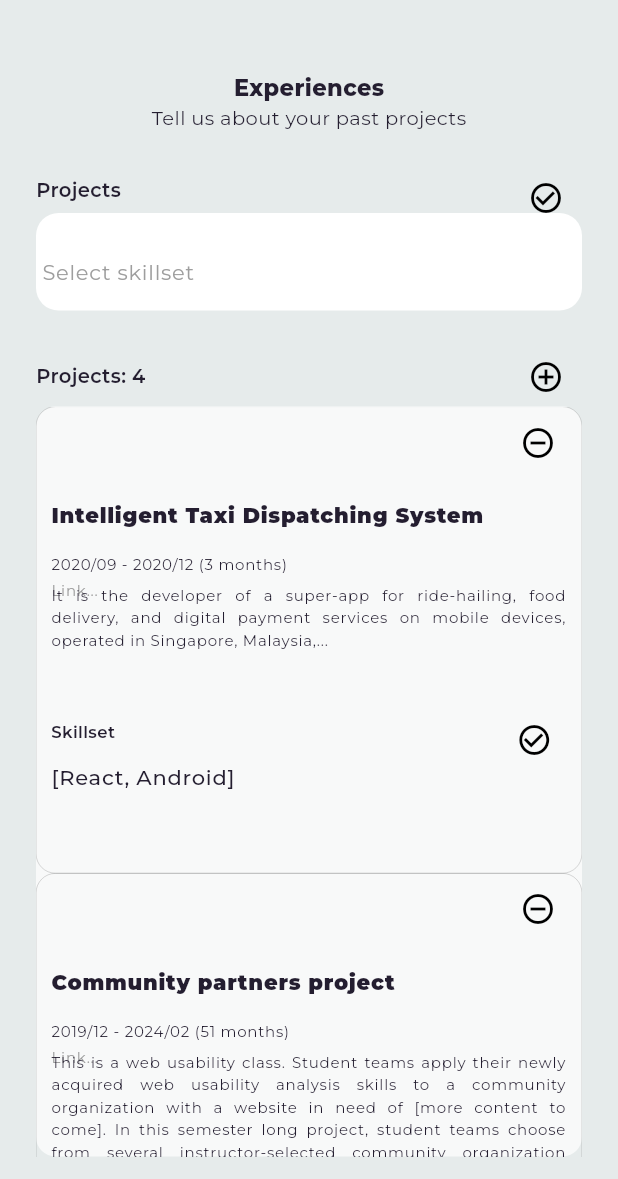
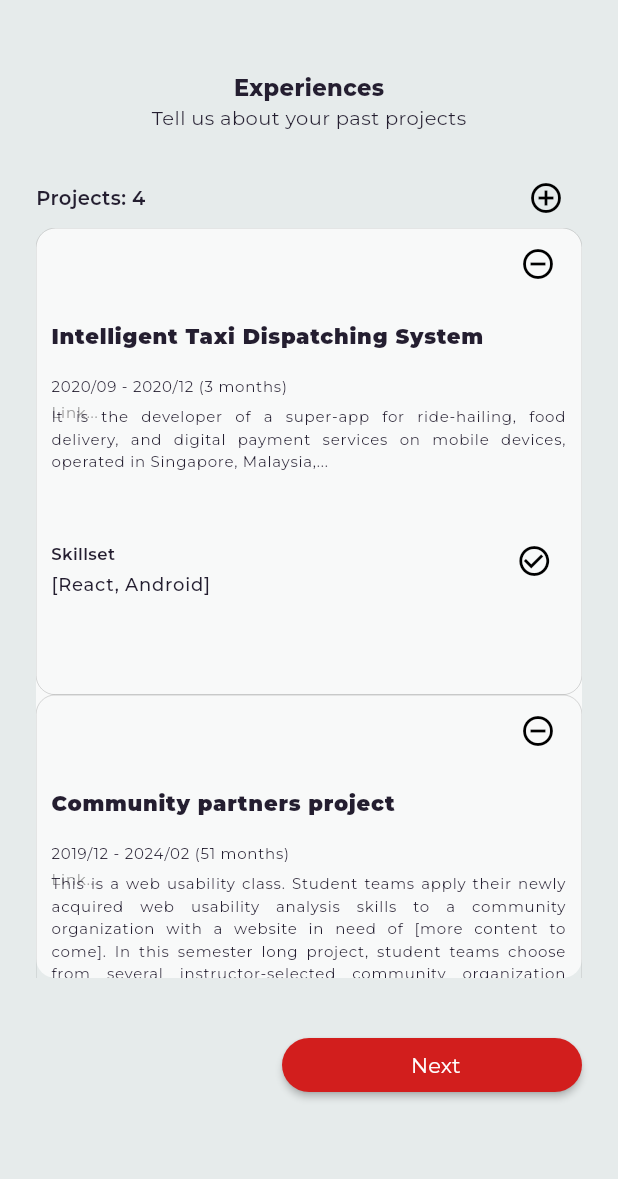
Before and after one commit to bebaoboy/advancedmobiledev_studenthub_20127600_20127004_20127171, a Flutter app: the ProfileStudentStep2Screen screen opened directly, on a phone screen of 412 x 824 dp, the part 57-1236 px from its top. Run offline on Flutter 3.47's test engine with Material 3 defaults, Android fonts, the phone set to English and light mode, and no system bars; drawn by our look-alikes of auto_size_text; our stand-ins replace animated_custom_dropdown, another_flushbar, dio, event_bus, file_picker, firebase_analytics and 11 more; missing offline and left inert: file_previewer, material_dialog, tree_view_flutter, xxtea; accounts and stored records are empty; generated files the repository leaves out were written again.

Commit message:
some ui and color change

```diff
--- a/assets/lang/en.json
+++ b/assets/lang/en.json
@@ -78,6 +78,8 @@
   "profile_project_link": "Link",
   "profile_cv": "Resume/CV (*)",
   "profile_transcript": "Transcript (*)",
+  "profile_transcript_add": "Add transcript",
+  "profile_cv_add": "Add CV",
   "profile_end": "-----------------------------------------------------------------------------------",
 
   "exception_test": "Throw Test Exception",
--- a/assets/lang/vi.json
+++ b/assets/lang/vi.json
@@ -76,6 +76,8 @@
   "profile_project_link": "Link",
   "profile_cv": "Resume/CV (*)",
   "profile_transcript": "Bảng điểm (*)",
+  "profile_transcript_add": "Thêm bảng điểm",
+  "profile_cv_add": "Thêm CV",
   "profile_end": "-----------------------------------------------------------------------------------",
   "exception_test": "Thử gửi Exception",
   "home_start": "Below are list of strings for home",
--- a/lib/constants/app_theme.dart
+++ b/lib/constants/app_theme.dart
@@ -77,7 +77,7 @@ class AppThemeData {
 
   static const ColorScheme darkColorScheme = ColorScheme(
     primary: Color(0xFFFF8383),
-    primaryContainer: Color(0xFF1CDEC9),
+    primaryContainer: Color.fromARGB(255, 222, 132, 28),
     secondary: Color(0xFF4D1F7C),
     secondaryContainer: Color(0xFF451B6F),
     background: Color(0xFF241E30),
--- a/lib/presentation/profile/profile_student_step2.dart
+++ b/lib/presentation/profile/profile_student_step2.dart
@@ -11,16 +11,12 @@ import 'package:boilerplate/core/widgets/rounded_button_widget.dart';
 import 'package:boilerplate/core/widgets/textfield_widget.dart';
 import 'package:boilerplate/data/sharedpref/constants/preferences.dart';
 import 'package:boilerplate/presentation/home/loading_screen.dart';
-import 'package:boilerplate/presentation/home/store/theme/theme_store.dart';
 import 'package:boilerplate/presentation/login/store/login_store.dart';
 import 'package:boilerplate/utils/classes.dart';
 import 'package:boilerplate/utils/locale/app_localization.dart';
 import 'package:boilerplate/utils/routes/custom_page_route.dart';
 import 'package:boilerplate/utils/routes/routes.dart';
-import 'package:flutter/cupertino.dart';
-import 'package:flutter/gestures.dart';
 import 'package:flutter/material.dart';
-import 'package:flutter/widgets.dart';
 import 'package:flutter_mobx/flutter_mobx.dart';
 import 'package:intl/intl.dart';
 import 'package:shared_preferences/shared_preferences.dart';
@@ -95,45 +91,45 @@ class SearchDropdown extends StatelessWidget {
 }
 
 const mockSkillsets = <Skill>[
-  Skill('JavaScript', '',
+  Skill('JavaScript', "Fake description",
       'https://d2gg9evh47fn9z.cloudfront.net/800px_COLOURBOX4057996.jpg'),
-  Skill('iOS Development', '',
+  Skill('iOS Development', "Fake description",
       'https://d2gg9evh47fn9z.cloudfront.net/800px_colourbox4057996.jpg'),
-  Skill('C', '',
+  Skill('C', "Fake description",
       'https://d2gg9evh47fn9z.cloudfront.net/800px_colourbox4057996.jpg'),
-  Skill('Java', '',
+  Skill('Java', "Fake description",
       'https://upload.wikimedia.org/wikipedia/commons/7/7c/Profile_avatar_placeholder_large.png'),
-  Skill('C++', '',
+  Skill('C++', "Fake description",
       'https://d2gg9evh47fn9z.cloudfront.net/800px_colourbox4057996.jpg'),
-  Skill('Kubernetes', '',
+  Skill('Kubernetes', "Fake description",
       'https://d2gg9evh47fn9z.cloudfront.net/800px_COLOURBOX4057996.jpg'),
-  Skill('PostgreSQL', '',
+  Skill('PostgreSQL', "Fake description",
       'https://upload.wikimedia.org/wikipedia/commons/7/7c/Profile_avatar_placeholder_large.png'),
-  Skill('Redis', '',
+  Skill('Redis', "Fake description",
       'https://d2gg9evh47fn9z.cloudfront.net/800px_colourbox4057996.jpg'),
-  Skill('Android', '',
+  Skill('Android', "Fake description",
       'https://d2gg9evh47fn9z.cloudfront.net/800px_COLOURBOX4057996.jpg'),
-  Skill('Node.js', '',
+  Skill('Node.js', "Fake description",
       'https://d2gg9evh47fn9z.cloudfront.net/800px_colourbox4057996.jpg'),
-  Skill('Objective-C', '',
+  Skill('Objective-C', "Fake description",
       'https://d2gg9evh47fn9z.cloudfront.net/800px_colourbox4057996.jpg'),
-  Skill('React Native', '',
+  Skill('React Native', "Fake description",
       'https://d2gg9evh47fn9z.cloudfront.net/800px_colourbox4057996.jpg'),
-  Skill('Video', '',
+  Skill('Video', "Fake description",
       'https://d2gg9evh47fn9z.cloudfront.net/800px_COLOURBOX4057996.jpg'),
-  Skill('Microservices', '',
+  Skill('Microservices', "Fake description",
       'https://upload.wikimedia.org/wikipedia/commons/7/7c/Profile_avatar_placeholder_large.png'),
-  Skill('Socket', '',
+  Skill('Socket', "Fake description",
       'https://upload.wikimedia.org/wikipedia/commons/7/7c/Profile_avatar_placeholder_large.png'),
-  Skill('AWS', '',
+  Skill('AWS', "Fake description",
       'https://d2gg9evh47fn9z.cloudfront.net/800px_COLOURBOX4057996.jpg'),
-  Skill('React', '',
+  Skill('React', "Fake description",
       'https://d2gg9evh47fn9z.cloudfront.net/800px_COLOURBOX4057996.jpg'),
-  Skill('Git', '',
+  Skill('Git', "Fake description",
       'https://d2gg9evh47fn9z.cloudfront.net/800px_COLOURBOX4057996.jpg'),
-  Skill('SQL', '',
+  Skill('SQL', "Fake description",
       'https://d2gg9evh47fn9z.cloudfront.net/800px_COLOURBOX4057996.jpg'),
-  Skill('WebScrape', '',
+  Skill('WebScrape', "Fake description",
       'https://d2gg9evh47fn9z.cloudfront.net/800px_COLOURBOX4057996.jpg'),
 ];
 
@@ -149,7 +145,7 @@ class _ProfileStudentStep2ScreenState extends State<ProfileStudentStep2Screen> {
   TextEditingController _passwordController = TextEditingController();
 
   //stores:---------------------------------------------------------------------
-  final ThemeStore _themeStore = getIt<ThemeStore>();
+  // final ThemeStore _themeStore = getIt<ThemeStore>();
   final FormStore _formStore = getIt<FormStore>();
   final UserStore _userStore = getIt<UserStore>();
 
@@ -244,9 +240,22 @@ class _ProfileStudentStep2ScreenState extends State<ProfileStudentStep2Screen> {
     print('$profile');
   }
 
-  void _onChanged(List<Skill> data) {
-    print('onChanged $data');
-  }
+  // void onChanged(List<Skill> data, {int? index}) {
+  //   print('onChanged $data');
+  //   if (index != null) {
+  //     try {
+  //       setState(() {
+  //         _projects[index!].skills =
+  //             data.map((e) => e.name).toList(growable: true);
+  //         print("data: " + data.toString());
+  //       });
+  //     } catch (e) {}
+  //   }
+  // }
+
+  // void _onChanged(List<Skill> data) {
+  //   print('onChanged $data');
+  // }
 
   Future<List<Skill>> _findSuggestions(String query) async {
     if (query.length != 0) {
@@ -310,87 +319,6 @@ class _ProfileStudentStep2ScreenState extends State<ProfileStudentStep2Screen> {
                   const SizedBox(
                     height: 24,
                   ),
-                  SizedBox(
-                    height: 30,
-                    child: Row(
-                      mainAxisAlignment: MainAxisAlignment.spaceBetween,
-                      crossAxisAlignment: CrossAxisAlignment.stretch,
-                      children: [
-                        Align(
-                          alignment: Alignment.centerLeft,
-                          child: AutoSizeText(
-                            AppLocalizations.of(context)
-                                .translate('profile_projects'),
-                            style: const TextStyle(
-                                fontSize: 13, fontWeight: FontWeight.w600),
-                            minFontSize: 10,
-                            maxLines: 2,
-                            overflow: TextOverflow.ellipsis,
-                          ),
-                        ),
-                        Align(
-                          alignment: Alignment.centerRight,
-                          child: Container(
-                              padding: EdgeInsets.zero,
-                              child: IconButton(
-                                onPressed: () => {
-                                  FocusManager.instance.primaryFocus?.unfocus()
-                                },
-                                icon: Icon(Icons.check_circle_outline),
-                              )),
-                        ),
-                      ],
-                    ),
-                  ),
-                  ChipsInput<Skill>(
-                    initialChips: [],
-                    onChipTapped: _onChipTapped,
-                    decoration: InputDecoration(
-                        prefixIconConstraints: BoxConstraints(),
-                        // prefixIcon: Container(
-                        //     margin: EdgeInsets.only(top: 13),
-                        //     child: Icon(
-                        //       Icons.search,
-                        //     )),
-                        hintText: AppLocalizations.of(context)
-                            .translate('profile_choose_skillset'),
-                        hintStyle: TextStyle(
-                          color: Colors.grey,
-                        )),
-                    findSuggestions: _findSuggestions,
-                    onChanged: _onChanged,
-                    chipBuilder: (BuildContext context,
-                        ChipsInputState<Skill> state, Skill profile) {
-                      return InputChip(
-                        elevation: 8,
-                        pressElevation: 9,
-                        key: ObjectKey(profile),
-                        label: Text(profile.name),
-                        labelStyle: const TextStyle(fontSize: 10),
-                        visualDensity: VisualDensity.compact,
-                        avatar: CircleAvatar(
-                          backgroundImage: NetworkImage(profile.imageUrl),
-                        ),
-                        onDeleted: () => state.deleteChip(profile),
-                        onSelected: (_) => _onChipTapped(profile),
-                        materialTapTargetSize: MaterialTapTargetSize.shrinkWrap,
-                      );
-                    },
-                    suggestionBuilder: (BuildContext context,
-                        ChipsInputState<Skill> state, Skill profile) {
-                      return ListTile(
-                        key: ObjectKey(profile),
-                        // leading: CircleAvatar(
-                        //   backgroundImage: NetworkImage(profile.imageUrl),
-                        // ),
-                        leading: Icon(Icons.developer_mode),
-                        title: Text(profile.name),
-                        subtitle: Text(profile.description),
-                        onTap: () => state.selectSuggestion(profile),
-                      );
-                    },
-                  ),
-                  const SizedBox(height: 24.0),
 
                   SizedBox(
                     height: 40,
@@ -417,7 +345,10 @@ class _ProfileStudentStep2ScreenState extends State<ProfileStudentStep2Screen> {
                                   0,
                                   ProjectExperience("Untitled Project",
                                       description: "No description",
-                                      readOnly: false));
+                                      readOnly: false,
+                                      startDate: DateTime.now(),
+                                      endDate: DateTime.now(),
+                                      skills: []));
                             })
                           },
                           icon: Icon(Icons.add_circle_outline),
@@ -1081,8 +1012,7 @@ class _ProfileStudentStep2ScreenState extends State<ProfileStudentStep2Screen> {
                                     Container(
                                       height: 30,
                                       width: w,
-                                      transform: _projects[index]
-                                                        .readOnly
+                                      transform: _projects[index].readOnly
                                           ? Matrix4.translationValues(
                                               0.0, -30.0, 0.0)
                                           : null,
@@ -1102,7 +1032,7 @@ class _ProfileStudentStep2ScreenState extends State<ProfileStudentStep2Screen> {
                                                   fontSize: 11,
                                                   fontWeight: FontWeight.w600),
                                               minFontSize: 10,
-                                              maxLines: 2,
+                                              maxLines: 1,
                                               overflow: TextOverflow.ellipsis,
                                             ),
                                           ),
@@ -1126,10 +1056,9 @@ class _ProfileStudentStep2ScreenState extends State<ProfileStudentStep2Screen> {
                                     _projects[index].readOnly
                                         ? Container(
                                             width: w,
-                                            transform: _projects[index]
-                                                        .readOnly
+                                            transform: _projects[index].readOnly
                                                 ? Matrix4.translationValues(
-                                                        0.0, -40.0, 0.0)
+                                                    0.0, -50.0, 0.0)
                                                 : null,
                                             child: GestureDetector(
                                               onDoubleTap: () {
@@ -1141,6 +1070,7 @@ class _ProfileStudentStep2ScreenState extends State<ProfileStudentStep2Screen> {
                                                   });
                                               },
                                               child: TextFieldWidget(
+                                                fontSize: 12,
                                                 inputDecoration:
                                                     InputDecoration(
                                                         border: _projects[index]
@@ -1174,10 +1104,17 @@ class _ProfileStudentStep2ScreenState extends State<ProfileStudentStep2Screen> {
                                                     !_projects[index].readOnly,
                                                 iconMargin:
                                                     EdgeInsets.only(top: 30),
-                                                initialValue: _projects[index].skills == null ? "" : _projects[index]
-                                                    .skills!.isNotEmpty ? _projects[index]
+                                                initialValue:
+                                                    _projects[index].skills ==
+                                                            null
+                                                        ? ""
+                                                        : _projects[index]
+                                                                .skills!
+                                                                .isNotEmpty
+                                                            ? _projects[index]
                                                                 .skills
-                                                    .toString() : "...",
+                                                                .toString()
+                                                            : "...",
                                                 readOnly:
                                                     _projects[index].readOnly,
                                                 hint: AppLocalizations.of(
@@ -1217,6 +1154,7 @@ class _ProfileStudentStep2ScreenState extends State<ProfileStudentStep2Screen> {
                                                         .size
                                                         .width *
                                                     0.84,
+                                            height: 300,
                                             child: ChipsInput<Skill>(
                                               initialChips:
                                                   _projects[index].skills !=
@@ -1244,7 +1182,9 @@ class _ProfileStudentStep2ScreenState extends State<ProfileStudentStep2Screen> {
                                                     color: Colors.grey,
                                                   )),
                                               findSuggestions: _findSuggestions,
-                                              onChanged: _onChanged,
+                                              onChanged: (value) {
+                                                _projects[index].skills = value.map((e) => e.name).toList(growable: true);
+                                              },
                                               chipBuilder: (BuildContext
                                                       context,
                                                   ChipsInputState<Skill> state,
--- a/lib/presentation/setting/setting.dart
+++ b/lib/presentation/setting/setting.dart
@@ -1,5 +1,3 @@
-import 'dart:math';
-
 import 'package:another_flushbar/flushbar_helper.dart';
 import 'package:boilerplate/presentation/login/store/login_store.dart';
 import 'package:boilerplate/presentation/setting/widgets/company_account_widget.dart';
--- a/lib/presentation/welcome/wecome.dart
+++ b/lib/presentation/welcome/wecome.dart
@@ -2,11 +2,9 @@ import 'package:boilerplate/data/sharedpref/constants/preferences.dart';
 import 'package:boilerplate/di/service_locator.dart';
 import 'package:boilerplate/presentation/home/store/language/language_store.dart';
 import 'package:boilerplate/presentation/home/store/theme/theme_store.dart';
-import 'package:boilerplate/presentation/post/post_list.dart';
 import 'package:boilerplate/utils/locale/app_localization.dart';
 import 'package:boilerplate/utils/routes/custom_page_route.dart';
 import 'package:boilerplate/utils/routes/routes.dart';
-import 'package:firebase_analytics/firebase_analytics.dart';
 import 'package:flutter/material.dart';
 import 'package:flutter_mobx/flutter_mobx.dart';
 import 'package:material_dialog/material_dialog.dart';
@@ -33,6 +31,8 @@ class _WelcomeScreenState extends State<WelcomeScreen> {
       appBar: _buildAppBar(),
       body: Padding(
         padding: const EdgeInsets.all(30.0),
+        child: Align(
+          alignment: Alignment.topCenter,
           child: Column(
             crossAxisAlignment: CrossAxisAlignment.center,
             children: <Widget>[
@@ -59,6 +59,7 @@ class _WelcomeScreenState extends State<WelcomeScreen> {
                 ),
               ),
             ],
+          ),
         ),
       ),
     );
```
Also changed, not shown: lib/presentation/dashboard/dashboard.dart (+13 -11 lines), lib/presentation/home/home.dart (+17 -8 lines), lib/presentation/profile/profile_student_step3.dart (+39 -12 lines), 3 other files. Lines whose indentation alone changed are shown as unchanged.
